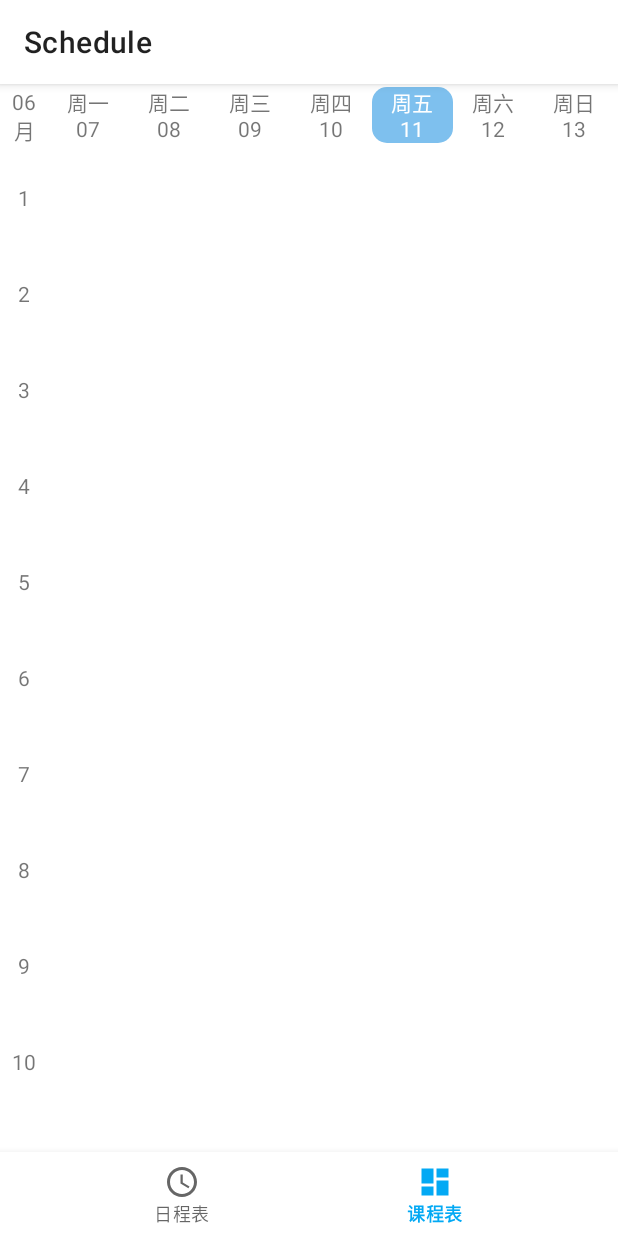
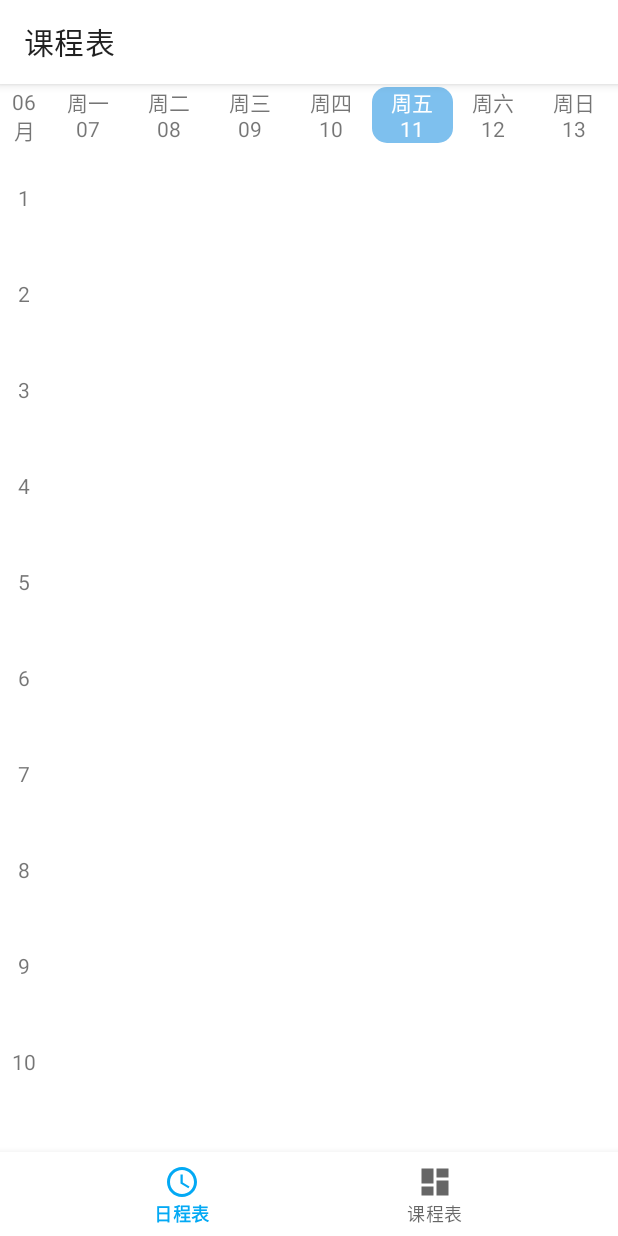
Before and after one commit to simple565/Schedule, an Android app: the screen it shows after launch (MainActivity), item 2 of the bottom bar chosen, on a phone screen of 412 x 824 dp. Run offline under Robolectric (Android 15) with nearby library versions, the light colour scheme and no system bars; our stand-ins replace navigation-ui.

Commit message:
交互修改(未完成)

```diff
--- a/app/src/main/java/com/maureen/schedule/view/EditCourseFragment.kt
+++ b/app/src/main/java/com/maureen/schedule/view/EditCourseFragment.kt
@@ -5,7 +5,6 @@ import android.os.Bundle
 import android.text.TextUtils
 import android.util.Log
 import android.view.LayoutInflater
-import android.view.MenuItem
 import android.view.View
 import android.view.ViewGroup
 import android.widget.*
@@ -15,7 +14,6 @@ import androidx.fragment.app.Fragment
 import com.maureen.schedule.R
 import com.maureen.schedule.data.CourseInfoBean
 import com.maureen.schedule.databinding.FragmentEditCourseBinding
-import com.maureen.schedule.utils.DisplayUtil
 
 
 /**
@@ -53,19 +51,6 @@ class EditCourseFragment : Fragment(), RadioGroup.OnCheckedChangeListener {
     }
 
     private fun initView() {
-        with(viewBinding.editToolBar) {
-            setTitle(if (isEditMode) R.string.edit_course_info else R.string.add_new_course)
-            setPadding(0, DisplayUtil.getStatusBarHeight(requireContext()), 0, 0)
-            setNavigationOnClickListener {
-                //if (TextUtils.isEmpty(mCourseInfoBean!!.name)) finish() else showSaveDialog()
-            }
-            setOnMenuItemClickListener { item: MenuItem ->
-                if (item.itemId == R.id.delete) {
-                    //if (TextUtils.isEmpty(mCourseInfoBean!!.name)) finish() else showDeleteTipDialog()
-                }
-                true
-            }
-        }
         mCourseInfoBean?.run {
             viewBinding.addCourseRgbWeekType.visibility =
                 if (weekType != 0) View.VISIBLE else View.GONE
--- a/app/src/main/java/com/maureen/schedule/view/MainActivity.kt
+++ b/app/src/main/java/com/maureen/schedule/view/MainActivity.kt
@@ -2,9 +2,12 @@ package com.maureen.schedule.view
 
 import android.os.Bundle
 import androidx.appcompat.app.AppCompatActivity
-import androidx.fragment.app.Fragment
-import androidx.viewpager2.adapter.FragmentStateAdapter
-import androidx.viewpager2.widget.ViewPager2.OnPageChangeCallback
+import androidx.navigation.NavController
+import androidx.navigation.fragment.NavHostFragment
+import androidx.navigation.ui.AppBarConfiguration
+import androidx.navigation.ui.navigateUp
+import androidx.navigation.ui.setupActionBarWithNavController
+import androidx.navigation.ui.setupWithNavController
 import com.maureen.schedule.R
 import com.maureen.schedule.databinding.ActivityMainBinding
 
@@ -12,47 +15,25 @@ class MainActivity : AppCompatActivity() {
     private val viewBinding by lazy {
         ActivityMainBinding.inflate(layoutInflater)
     }
-
+    private lateinit var navController: NavController
+    private lateinit var appBarConfiguration: AppBarConfiguration
     override fun onCreate(savedInstanceState: Bundle?) {
         super.onCreate(savedInstanceState)
         setContentView(viewBinding.root)
+        val navHostFragment =
+            supportFragmentManager.findFragmentById(R.id.main_fragment_container) as NavHostFragment
+        navController = navHostFragment.navController
+        appBarConfiguration = AppBarConfiguration(setOf(R.id.timeTable, R.id.courseTable))
         with(viewBinding) {
             with(mainToolBar) {
                 setSupportActionBar(this)
             }
-            mainVpContainer.adapter = object : FragmentStateAdapter(this@MainActivity) {
-                override fun getItemCount(): Int {
-                    return 2
-                }
-
-                override fun createFragment(position: Int): Fragment {
-                    return when (position) {
-                        0 -> ScheduleFragment()
-                        1 -> CourseTableFragment()
-                        else -> ScheduleFragment()
-                    }
-                }
-
-            }
-            mainVpContainer.registerOnPageChangeCallback(object : OnPageChangeCallback() {
-
-                override fun onPageSelected(position: Int) {
-                    when (position) {
-                        0 -> mainBottomNavView.selectedItemId = R.id.nav_schedule
-                        1 -> mainBottomNavView.selectedItemId = R.id.nav_timetable
-                        else -> mainBottomNavView.selectedItemId = R.id.nav_schedule
-                    }
-                }
-
-            })
-            mainBottomNavView.setOnNavigationItemSelectedListener {
-                when (it.itemId) {
-                    R.id.nav_schedule -> mainVpContainer.currentItem = 0
-                    R.id.nav_timetable -> mainVpContainer.currentItem = 1
-                    else -> mainVpContainer.currentItem = 0
-                }
-                true
-            }
+            setupActionBarWithNavController(navController, appBarConfiguration)
+            mainBottomNavView.setupWithNavController(navController)
         }
     }
+
+    override fun onSupportNavigateUp(): Boolean {
+        return navController.navigateUp(appBarConfiguration)
+    }
 }
--- a/app/src/main/java/com/maureen/schedule/view/ScheduleFragment.kt
+++ b/app/src/main/java/com/maureen/schedule/view/TimeTableFragment.kt
@@ -5,15 +5,15 @@ import android.view.LayoutInflater
 import android.view.View
 import android.view.ViewGroup
 import androidx.fragment.app.Fragment
-import com.maureen.schedule.databinding.FragmentScheduleBinding
+import com.maureen.schedule.databinding.FragmentTimeTableBinding
 
-class ScheduleFragment : Fragment() {
-    private lateinit var viewBinding: FragmentScheduleBinding
+class TimeTableFragment : Fragment() {
+    private lateinit var viewBinding: FragmentTimeTableBinding
     override fun onCreateView(
         inflater: LayoutInflater, container: ViewGroup?,
         savedInstanceState: Bundle?
     ): View {
-        viewBinding = FragmentScheduleBinding.inflate(inflater, container, false)
+        viewBinding = FragmentTimeTableBinding.inflate(inflater, container, false)
         return viewBinding.root
     }
 
--- a/app/src/main/res/layout/activity_main.xml
+++ b/app/src/main/res/layout/activity_main.xml
@@ -21,19 +21,20 @@
 
     </com.google.android.material.appbar.AppBarLayout>
 
-    <androidx.viewpager2.widget.ViewPager2
-        android:id="@+id/main_vp_container"
+    <androidx.fragment.app.FragmentContainerView
+        android:id="@+id/main_fragment_container"
+        android:name="androidx.navigation.fragment.NavHostFragment"
         android:layout_width="match_parent"
         android:layout_height="match_parent"
-        android:orientation="horizontal"
-        app:layout_behavior="@string/appbar_scrolling_view_behavior" />
+        app:defaultNavHost="true"
+        app:layout_behavior="@string/appbar_scrolling_view_behavior"
+        app:navGraph="@navigation/nav_graph" />
 
     <com.google.android.material.bottomnavigation.BottomNavigationView
         android:id="@+id/main_bottom_nav_view"
         android:layout_width="match_parent"
         android:layout_height="?actionBarSize"
         android:layout_gravity="bottom"
-        android:background="?android:attr/windowBackground"
         app:labelVisibilityMode="labeled"
         app:layout_behavior="@string/hide_bottom_view_on_scroll_behavior"
         app:menu="@menu/menu_main" />
--- a/app/src/main/res/layout/fragment_edit_course.xml
+++ b/app/src/main/res/layout/fragment_edit_course.xml
@@ -1,21 +1,10 @@
 <?xml version="1.0" encoding="utf-8"?>
 <LinearLayout xmlns:android="http://schemas.android.com/apk/res/android"
-    xmlns:app="http://schemas.android.com/apk/res-auto"
     xmlns:tools="http://schemas.android.com/tools"
     android:layout_width="match_parent"
     android:layout_height="wrap_content"
     android:orientation="vertical"
     tools:context=".view.EditCourseFragment">
-
-    <androidx.appcompat.widget.Toolbar
-        android:id="@+id/edit_tool_bar"
-        android:layout_width="match_parent"
-        android:layout_height="wrap_content"
-        android:minHeight="?actionBarSize"
-        app:contentInsetStartWithNavigation="0dp"
-        app:menu="@menu/menu_edit_course"
-        app:navigationIcon="@drawable/ic_arrow_back_24"
-        app:title="@string/add_new_course" />
 
     <EditText
         android:id="@+id/add_course_name"
--- a/app/src/main/res/layout/fragment_schedule.xml
+++ b/app/src/main/res/layout/fragment_time_table.xml
@@ -4,7 +4,7 @@
     xmlns:tools="http://schemas.android.com/tools"
     android:layout_width="match_parent"
     android:layout_height="match_parent"
-    tools:context=".view.ScheduleFragment">
+    tools:context=".view.TimeTableFragment">
 
     <com.google.android.material.button.MaterialButton
         android:id="@+id/share"
--- /dev/null
+++ b/app/src/main/res/navigation/ct_graph.xml
@@ -0,0 +1,18 @@
+<?xml version="1.0" encoding="utf-8"?>
+<navigation xmlns:android="http://schemas.android.com/apk/res/android"
+    xmlns:app="http://schemas.android.com/apk/res-auto"
+    xmlns:tools="http://schemas.android.com/tools"
+    android:id="@+id/ct_graph"
+    app:startDestination="@id/courseTable">
+    <fragment
+        android:id="@+id/courseTable"
+        android:name="com.maureen.schedule.view.CourseTableFragment"
+        android:label="@string/course_table"
+        tools:layout="@layout/fragment_course_table" />
+
+    <fragment
+        android:id="@+id/editCourse"
+        android:name="com.maureen.schedule.view.EditCourseFragment"
+        android:label="@string/edit_course_info"
+        tools:layout="@layout/fragment_edit_course" />
+</navigation>
--- /dev/null
+++ b/app/src/main/res/navigation/nav_graph.xml
@@ -0,0 +1,11 @@
+<?xml version="1.0" encoding="utf-8"?>
+<navigation xmlns:android="http://schemas.android.com/apk/res/android"
+    xmlns:app="http://schemas.android.com/apk/res-auto"
+    android:id="@+id/nav_graph.xml"
+    app:startDestination="@id/ct_graph">
+
+
+    <include app:graph="@navigation/tt_graph" />
+    <include app:graph="@navigation/ct_graph" />
+
+</navigation>
--- /dev/null
+++ b/app/src/main/res/navigation/tt_graph.xml
@@ -0,0 +1,12 @@
+<?xml version="1.0" encoding="utf-8"?>
+<navigation xmlns:android="http://schemas.android.com/apk/res/android"
+    xmlns:app="http://schemas.android.com/apk/res-auto"
+    xmlns:tools="http://schemas.android.com/tools"
+    android:id="@+id/tt_graph"
+    app:startDestination="@id/timeTable">
+    <fragment
+        android:id="@+id/timeTable"
+        android:name="com.maureen.schedule.view.TimeTableFragment"
+        android:label="@string/timetable"
+        tools:layout="@layout/fragment_time_table" />
+</navigation>
```
